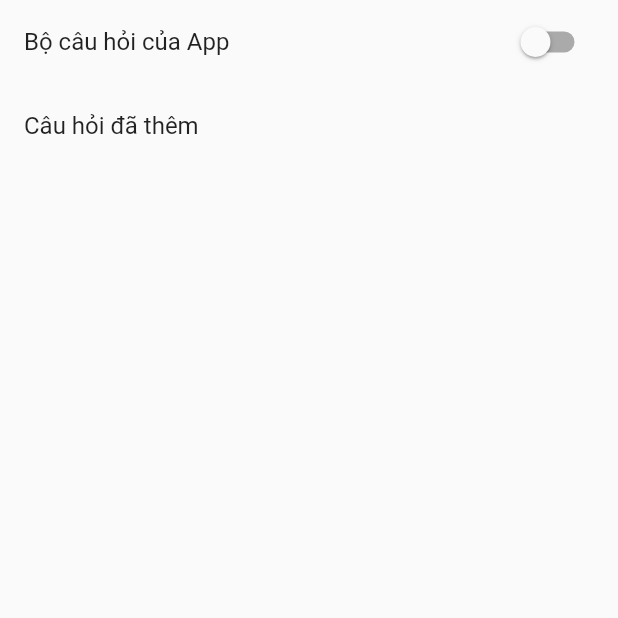
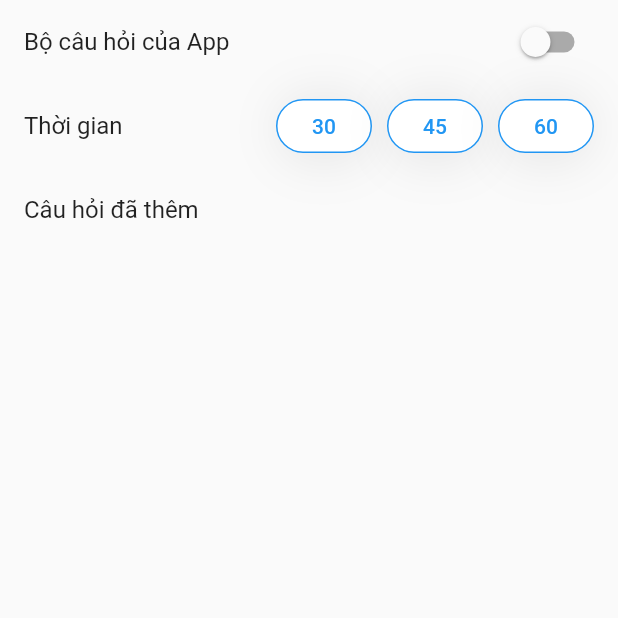
Before and after one commit to Duycld03/puzzle_app, a Flutter app: the SettingPage screen opened directly, on a phone screen of 412 x 824 dp, the top half of it. Run offline on Flutter 3.47's test engine with Material 2 defaults, Android fonts, the phone set to English and light mode, and no system bars; drawn by our look-alikes of group_button; our stand-ins replace bloc, circular_countdown_timer, flutter_bloc, quickalert, shared_preferences, sqflite_common and 1 more; missing offline and left inert: window_size; accounts and stored records are empty.

Commit message:
customize time in settings

```diff
--- a/lib/blocs/play/play_state.dart
+++ b/lib/blocs/play/play_state.dart
@@ -98,7 +98,7 @@ class PlayInitial extends PlayState {
           isCorrect: true,
           isShow: false,
           isTimeout: false,
-          durationTimeout: 60,
+          durationTimeout: 30,
           countdownCtrl: CountDownController(),
         );
 }
--- a/lib/blocs/setting/setting_bloc.dart
+++ b/lib/blocs/setting/setting_bloc.dart
@@ -1,4 +1,5 @@
 import 'package:bloc/bloc.dart';
+import 'package:group_button/group_button.dart';
 import 'package:meta/meta.dart';
 import 'package:puzzle_app/data/question_table.dart';
 import 'package:puzzle_app/models/question.dart';
@@ -11,7 +12,7 @@ class SettingBloc extends Bloc<SettingEvent, SettingState> {
   final String userQuestionSet = "Bộ câu hỏi tự thêm";
   final String questionSet = "Bộ câu hỏi của App";
 
-  SettingBloc() : super(const SettingInitial()) {
+  SettingBloc() : super(SettingInitial()) {
     on<ChangeQuestionSet>((event, emit) async {
       if (event.isUserQuestionSet) {
         List<Question> list = await QuestionTable.instance.getAllUserQuestion();
@@ -39,20 +40,30 @@ class SettingBloc extends Bloc<SettingEvent, SettingState> {
       ));
     });
 
+    on<ChangeDurationTimeout>((event, emit) {
+      print(event.durationTimeout);
+      _changeDurationTimeout(event.durationTimeout);
+      emit(state.copyWith(durationTimeout: event.durationTimeout));
+    });
+
     on<LoadSetting>((event, emit) async {
       final prefs = await SharedPreferences.getInstance();
       bool isUserQuestionSet = prefs.getBool("isUserQuestionSet") ?? false;
+      int durationTimeout = prefs.getInt("durationTimeout") ?? 30;
+      state.groupButtonCtrl.selectIndex(_selectIndex(durationTimeout));
       final List<Question> list =
           await QuestionTable.instance.getAllUserQuestion();
       if (list.isEmpty) {
         _changeQuestionSet(false);
         emit(state.copyWith(
-            questionSet: questionSet,
-            isUserQuestionSet: false,
-            isValid: false));
+          questionSet: questionSet,
+          isUserQuestionSet: false,
+          isValid: false,
+          durationTimeout: durationTimeout,
+        ));
         return;
       }
-      emit(state.copyWith(isValid: true));
+      emit(state.copyWith(isValid: true, durationTimeout: durationTimeout));
       if (isUserQuestionSet) {
         emit(state.copyWith(
           questionSet: userQuestionSet,
@@ -66,4 +77,20 @@ class SettingBloc extends Bloc<SettingEvent, SettingState> {
     final prefs = await SharedPreferences.getInstance();
     await prefs.setBool("isUserQuestionSet", isUserQuestionSet);
   }
+
+  _changeDurationTimeout(int durationTimeout) async {
+    final prefs = await SharedPreferences.getInstance();
+    await prefs.setInt("durationTimeout", durationTimeout);
+  }
+
+  _selectIndex(int durationTimeout) {
+    switch (durationTimeout) {
+      case 30:
+        return 0;
+      case 45:
+        return 1;
+      case 60:
+        return 2;
+    }
+  }
 }
--- a/lib/blocs/setting/setting_event.dart
+++ b/lib/blocs/setting/setting_event.dart
@@ -8,4 +8,9 @@ class ChangeQuestionSet extends SettingEvent {
   ChangeQuestionSet({required this.isUserQuestionSet});
 }
 
+class ChangeDurationTimeout extends SettingEvent {
+  final int durationTimeout;
+  ChangeDurationTimeout({required this.durationTimeout});
+}
+
 class LoadSetting extends SettingEvent {}
--- a/lib/blocs/setting/setting_state.dart
+++ b/lib/blocs/setting/setting_state.dart
@@ -5,30 +5,40 @@ class SettingState {
   final String questionSet;
   final bool isUserQuestionSet;
   final bool isValid;
+  final GroupButtonController groupButtonCtrl;
+  final int durationTimeout;
 
   const SettingState({
     required this.questionSet,
     required this.isUserQuestionSet,
     required this.isValid,
+    required this.groupButtonCtrl,
+    required this.durationTimeout,
   });
 
   SettingState copyWith({
     String? questionSet,
     bool? isUserQuestionSet,
     bool? isValid,
+    GroupButtonController? groupButtonCtrl,
+    int? durationTimeout,
   }) =>
       SettingState(
         questionSet: questionSet ?? this.questionSet,
         isUserQuestionSet: isUserQuestionSet ?? this.isUserQuestionSet,
         isValid: isValid ?? this.isValid,
+        groupButtonCtrl: groupButtonCtrl ?? this.groupButtonCtrl,
+        durationTimeout: durationTimeout ?? this.durationTimeout,
       );
 }
 
 class SettingInitial extends SettingState {
-  const SettingInitial()
+  SettingInitial()
       : super(
           questionSet: "Bộ câu hỏi của App",
           isUserQuestionSet: false,
           isValid: true,
+          groupButtonCtrl: GroupButtonController(),
+          durationTimeout: 0,
         );
 }
--- a/lib/pages/SettingPage/setting_page.dart
+++ b/lib/pages/SettingPage/setting_page.dart
@@ -1,5 +1,6 @@
 import 'package:flutter/material.dart';
 import 'package:flutter_bloc/flutter_bloc.dart';
+import 'package:group_button/group_button.dart';
 import 'package:puzzle_app/blocs/setting/setting_bloc.dart';
 import 'package:puzzle_app/routes/routes.dart';
 
@@ -50,6 +51,30 @@ class _SettingPageState extends State<SettingPage> {
                   ),
                 ],
               )),
+              ListTile(
+                title: Row(
+                  mainAxisAlignment: MainAxisAlignment.spaceBetween,
+                  children: [
+                    const Text("Thời gian"),
+                    GroupButton(
+                      controller: state.groupButtonCtrl,
+                      buttons: const [30, 45, 60],
+                      options: GroupButtonOptions(
+                        unselectedBorderColor: Colors.blue,
+                        unselectedTextStyle: const TextStyle(
+                          color: Colors.blue,
+                        ),
+                        borderRadius: BorderRadius.circular(100),
+                      ),
+                      onSelected: (value, index, isSelected) {
+                        context
+                            .read<SettingBloc>()
+                            .add(ChangeDurationTimeout(durationTimeout: value));
+                      },
+                    ),
+                  ],
+                ),
+              ),
               TextButton(
                 style: TextButton.styleFrom(
                   padding: EdgeInsets.zero,
@@ -68,3 +93,24 @@ class _SettingPageState extends State<SettingPage> {
     );
   }
 }
+
+class TimeoutSelectorButton extends StatelessWidget {
+  const TimeoutSelectorButton({
+    Key? key,
+    required this.title,
+  }) : super(key: key);
+  final String title;
+
+  @override
+  Widget build(BuildContext context) {
+    return ElevatedButton(
+      style: ElevatedButton.styleFrom(
+        shape: const CircleBorder(),
+        padding: EdgeInsets.zero,
+        minimumSize: const Size(40, 40),
+      ),
+      onPressed: () {},
+      child: Text(title),
+    );
+  }
+}
--- a/pubspec.yaml
+++ b/pubspec.yaml
@@ -43,6 +43,7 @@ dependencies:
   sqlite3_flutter_libs: ^0.5.13
   quickalert: ^1.0.1
   circular_countdown_timer: ^0.2.3
+  group_button: ^5.2.2
 
 dev_dependencies:
   flutter_test:
```
Also changed, not shown: lib/blocs/play/play_bloc.dart (+12 -6 lines), pubspec.lock.
